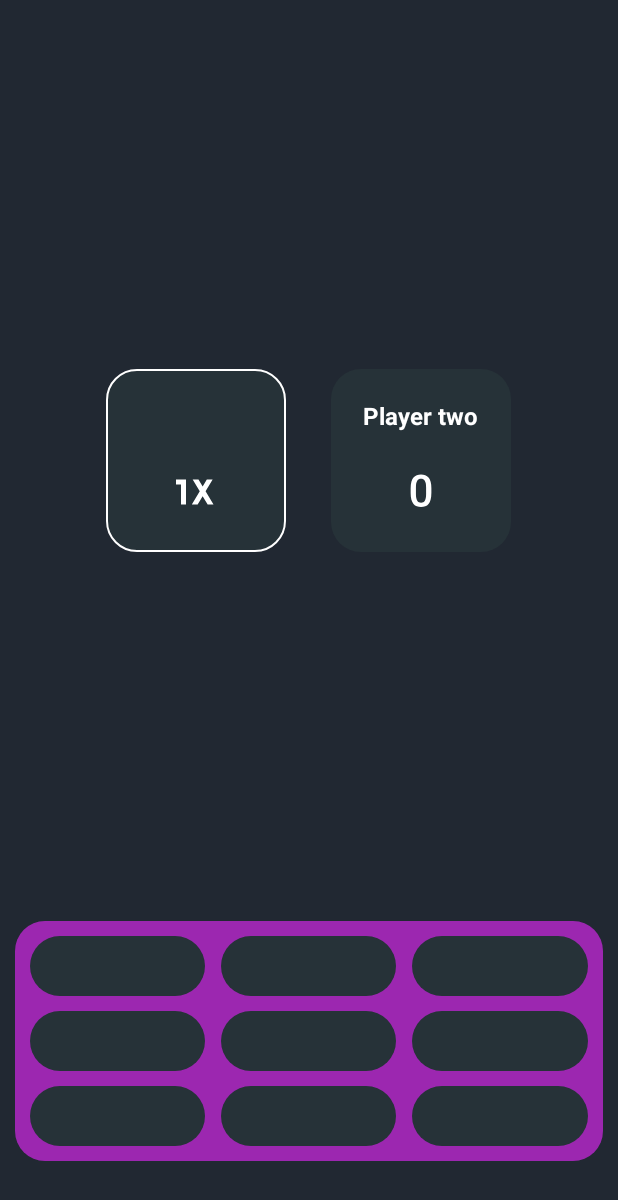
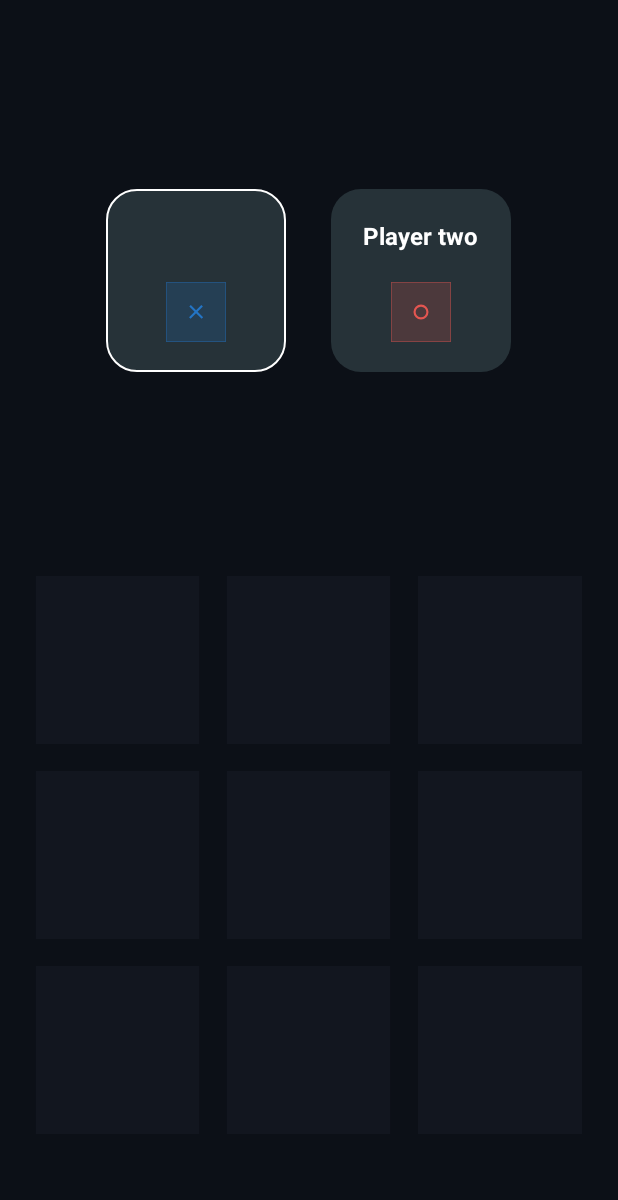
Before and after one commit to TarunSingh2002/Tic-Tac-Toe, an Android app: the MainActivity3 screen opened directly, with no data from a screen before it, on a phone screen of 412 x 824 dp. Shown: the top 1200 px of the screen. Run offline under Robolectric (Android 15) with nearby library versions, the phone set to English and light mode, and no system bars; our stand-ins replace Firebase (no records; nobody signed in at launch, a user with empty details on screens opened directly).

Commit message:
commit number 9-stable

```diff
--- a/app/src/main/AndroidManifest.xml
+++ b/app/src/main/AndroidManifest.xml
@@ -16,12 +16,14 @@
         tools:targetApi="31">
         <activity
             android:name=".MainActivity3"
-            android:exported="false" />
+            android:exported="false"
+            android:theme="@style/mainActivity3"/>
         <activity
             android:name=".updatePassword"
             android:exported="false" />
         <activity
             android:name=".splashScreen"
+            android:theme="@style/splash_screen"
             android:exported="true">
             <intent-filter>
                 <action android:name="android.intent.action.MAIN" />
--- /dev/null
+++ b/app/src/main/res/drawable/transparent.xml
@@ -0,0 +1,9 @@
+<vector xmlns:android="http://schemas.android.com/apk/res/android"
+    android:width="120dp"
+    android:height="120dp"
+    android:viewportWidth="120"
+    android:viewportHeight="120">
+  <path
+      android:pathData="M4,0h112v112h-112z"
+      android:fillColor="#12161F"/>
+</vector>
--- a/app/src/main/res/drawable/x.xml
+++ b/app/src/main/res/drawable/x.xml
@@ -1,5 +1,21 @@
-<vector android:height="24dp" android:tint="#FFFFFF"
-    android:viewportHeight="24" android:viewportWidth="24"
-    android:width="24dp" xmlns:android="http://schemas.android.com/apk/res/android">
-    <path android:fillColor="@android:color/white" android:pathData="M4,7h4v10H6V9H4V7zM15.83,11.72L18.66,7h-2.33l-1.66,2.77L13,7h-2.33l2.83,4.72L10.33,17h2.33l2,-3.34l2,3.34H19L15.83,11.72z"/>
+<vector xmlns:android="http://schemas.android.com/apk/res/android"
+    android:width="112dp"
+    android:height="112dp"
+    android:viewportWidth="112"
+    android:viewportHeight="112">
+  <path
+      android:pathData="M0.5,0.5h111v111h-111z"
+      android:fillColor="#2475C5"
+      android:fillAlpha="0.2"/>
+  <path
+      android:strokeWidth="1"
+      android:pathData="M0.5,0.5h111v111h-111z"
+      android:fillColor="#00000000"
+      android:strokeColor="#2475C5"/>
+  <path
+      android:pathData="M65.98,43l2.83,2.83l-22.98,22.98l-2.83,-2.83z"
+      android:fillColor="#2475C5"/>
+  <path
+      android:pathData="M46.33,43l-2.83,2.83l22.98,22.98l2.83,-2.83z"
+      android:fillColor="#2475C5"/>
 </vector>
--- a/app/src/main/res/drawable/zero.xml
+++ b/app/src/main/res/drawable/zero.xml
@@ -1,5 +1,20 @@
-<vector android:height="24dp" android:tint="#FFFFFF"
-    android:viewportHeight="24" android:viewportWidth="24"
-    android:width="24dp" xmlns:android="http://schemas.android.com/apk/res/android">
-    <path android:fillColor="@android:color/white" android:pathData="M16.14,12.5c0,1 -0.1,1.85 -0.3,2.55 -0.2,0.7 -0.48,1.27 -0.83,1.7 -0.36,0.44 -0.79,0.75 -1.3,0.95 -0.51,0.2 -1.07,0.3 -1.7,0.3 -0.62,0 -1.18,-0.1 -1.69,-0.3 -0.51,-0.2 -0.95,-0.51 -1.31,-0.95 -0.36,-0.44 -0.65,-1.01 -0.85,-1.7 -0.2,-0.7 -0.3,-1.55 -0.3,-2.55v-2.04c0,-1 0.1,-1.85 0.3,-2.55 0.2,-0.7 0.48,-1.26 0.84,-1.69 0.36,-0.43 0.8,-0.74 1.31,-0.93C10.81,5.1 11.38,5 12,5c0.63,0 1.19,0.1 1.7,0.29 0.51,0.19 0.95,0.5 1.31,0.93 0.36,0.43 0.64,0.99 0.84,1.69 0.2,0.7 0.3,1.54 0.3,2.55v2.04zM14.03,10.14c0,-0.64 -0.05,-1.18 -0.13,-1.62 -0.09,-0.44 -0.22,-0.79 -0.4,-1.06 -0.17,-0.27 -0.39,-0.46 -0.64,-0.58 -0.25,-0.13 -0.54,-0.19 -0.86,-0.19 -0.32,0 -0.61,0.06 -0.86,0.18s-0.47,0.31 -0.64,0.58c-0.17,0.27 -0.31,0.62 -0.4,1.06s-0.13,0.98 -0.13,1.62v2.67c0,0.64 0.05,1.18 0.14,1.62 0.09,0.45 0.23,0.81 0.4,1.09s0.39,0.48 0.64,0.61 0.54,0.19 0.87,0.19c0.33,0 0.62,-0.06 0.87,-0.19s0.46,-0.33 0.63,-0.61c0.17,-0.28 0.3,-0.64 0.39,-1.09 0.09,-0.45 0.13,-0.99 0.13,-1.62v-2.66z"/>
+<vector xmlns:android="http://schemas.android.com/apk/res/android"
+    android:width="112dp"
+    android:height="112dp"
+    android:viewportWidth="112"
+    android:viewportHeight="112">
+  <path
+      android:pathData="M0.5,0.5h111v111h-111z"
+      android:fillColor="#E45651"
+      android:fillAlpha="0.2"/>
+  <path
+      android:strokeWidth="1"
+      android:pathData="M0.5,0.5h111v111h-111z"
+      android:fillColor="#00000000"
+      android:strokeColor="#E45651"/>
+  <path
+      android:pathData="M56,56m-12,0a12,12 0,1 1,24 0a12,12 0,1 1,-24 0"
+      android:strokeWidth="4"
+      android:fillColor="#00000000"
+      android:strokeColor="#E45651"/>
 </vector>
--- a/app/src/main/res/layout/activity_main3.xml
+++ b/app/src/main/res/layout/activity_main3.xml
@@ -5,6 +5,7 @@
     xmlns:tools="http://schemas.android.com/tools"
     android:layout_width="match_parent"
     android:layout_height="match_parent"
+    android:theme="@style/mainActivity3"
     tools:context=".MainActivity3">
     <LinearLayout
         android:layout_above="@+id/gameContainer"
@@ -70,7 +71,7 @@
         android:layout_marginStart="10dp"
         android:layout_marginEnd="10dp"
         android:layout_marginBottom="50dp"
-        android:background="@drawable/round_back_dark_blue_purpel"
+        android:background="#0C1017"
         android:id="@+id/gameContainer">
         <LinearLayout
             android:layout_width="match_parent"
@@ -86,7 +87,7 @@
                 android:layout_marginEnd="5dp"
                 android:layout_weight="1"
                 android:adjustViewBounds="true"
-                android:background="@drawable/round_back_dark_blue_20"
+                android:background="@drawable/transparent"
                 android:padding="20dp"
                 />
             <ImageView
@@ -98,7 +99,7 @@
                 android:layout_marginEnd="5dp"
                 android:layout_weight="1"
                 android:adjustViewBounds="true"
-                android:background="@drawable/round_back_dark_blue_20"
+                android:background="@drawable/transparent"
                 android:padding="20dp"
                 />
             <ImageView
@@ -110,7 +111,7 @@
                 android:layout_marginEnd="10dp"
                 android:layout_weight="1"
                 android:adjustViewBounds="true"
-                android:background="@drawable/round_back_dark_blue_20"
+                android:background="@drawable/transparent"
                 android:padding="20dp"
                 />
         </LinearLayout>
@@ -128,7 +129,7 @@
                 android:layout_marginEnd="5dp"
                 android:layout_weight="1"
                 android:adjustViewBounds="true"
-                android:background="@drawable/round_back_dark_blue_20"
+                android:background="@drawable/transparent"
                 android:padding="20dp"
                 />
             <ImageView
@@ -140,7 +141,7 @@
                 android:layout_marginEnd="5dp"
                 android:layout_weight="1"
                 android:adjustViewBounds="true"
-                android:background="@drawable/round_back_dark_blue_20"
+                android:background="@drawable/transparent"
                 android:padding="20dp"
                 />
             <ImageView
@@ -152,7 +153,7 @@
                 android:layout_marginEnd="10dp"
                 android:layout_weight="1"
                 android:adjustViewBounds="true"
-                android:background="@drawable/round_back_dark_blue_20"
+                android:background="@drawable/transparent"
                 android:padding="20dp"
                 />
         </LinearLayout>
@@ -171,7 +172,7 @@
                 android:layout_marginEnd="5dp"
                 android:layout_weight="1"
                 android:adjustViewBounds="true"
-                android:background="@drawable/round_back_dark_blue_20"
+                android:background="@drawable/transparent"
                 android:padding="20dp"
                 />
             <ImageView
@@ -183,7 +184,7 @@
                 android:layout_marginEnd="5dp"
                 android:layout_weight="1"
                 android:adjustViewBounds="true"
-                android:background="@drawable/round_back_dark_blue_20"
+                android:background="@drawable/transparent"
                 android:padding="20dp"
                 />
             <ImageView
@@ -195,7 +196,7 @@
                 android:layout_marginEnd="10dp"
                 android:layout_weight="1"
                 android:adjustViewBounds="true"
-                android:background="@drawable/round_back_dark_blue_20"
+                android:background="@drawable/transparent"
                 android:padding="20dp"
                 />
         </LinearLayout>
--- a/app/src/main/res/values-night/themes.xml
+++ b/app/src/main/res/values-night/themes.xml
@@ -4,6 +4,14 @@
         <item name="colorPrimary">@color/backgroundColor</item>
         <item name="android:statusBarColor">@color/backgroundColor</item>
         <item name="android:windowBackground">@color/backgroundColor</item>
+        <item name="android:windowAnimationStyle">@style/CustomActivityAnimation</item>
+        <item name="colorAccent">@color/white</item>
+        <item name="android:textColorPrimary">@color/white</item>
+    </style>
+    <style name="mainActivity3" parent="Theme.Material3.DayNight.NoActionBar">
+        <item name="colorPrimary">@color/backgroundForBord</item>
+        <item name="android:statusBarColor">@color/backgroundForBord</item>
+        <item name="android:windowBackground">@color/backgroundForBord</item>
         <item name="android:windowAnimationStyle">@style/CustomActivityAnimation</item>
         <item name="colorAccent">@color/white</item>
         <item name="android:textColorPrimary">@color/white</item>
--- a/app/src/main/res/values/colors.xml
+++ b/app/src/main/res/values/colors.xml
@@ -3,6 +3,7 @@
     <color name="black">#FF000000</color>
     <color name="white">#FFFFFFFF</color>
     <color name="backgroundColor">#212832</color>
+    <color name="backgroundForBord">#0C1017</color>
     <color name="golden">#FED36A</color>
     <color name="liteBlue">#455A64</color>
     <color name="unFocusedBlue">#617D8A</color>
--- a/app/src/main/res/values/themes.xml
+++ b/app/src/main/res/values/themes.xml
@@ -41,4 +41,12 @@
     <style name="PositiveButtonStyle" parent="Widget.MaterialComponents.Button.TextButton.Dialog">
         <item name="android:textColor">#FED36A</item>
     </style>
+    <style name="mainActivity3" parent="Theme.Material3.DayNight.NoActionBar">
+        <item name="colorPrimary">@color/backgroundForBord</item>
+        <item name="android:statusBarColor">@color/backgroundForBord</item>
+        <item name="android:windowBackground">@color/backgroundForBord</item>
+        <item name="android:windowAnimationStyle">@style/CustomActivityAnimation</item>
+        <item name="colorAccent">@color/white</item>
+        <item name="android:textColorPrimary">@color/white</item>
+    </style>
 </resources>
```
